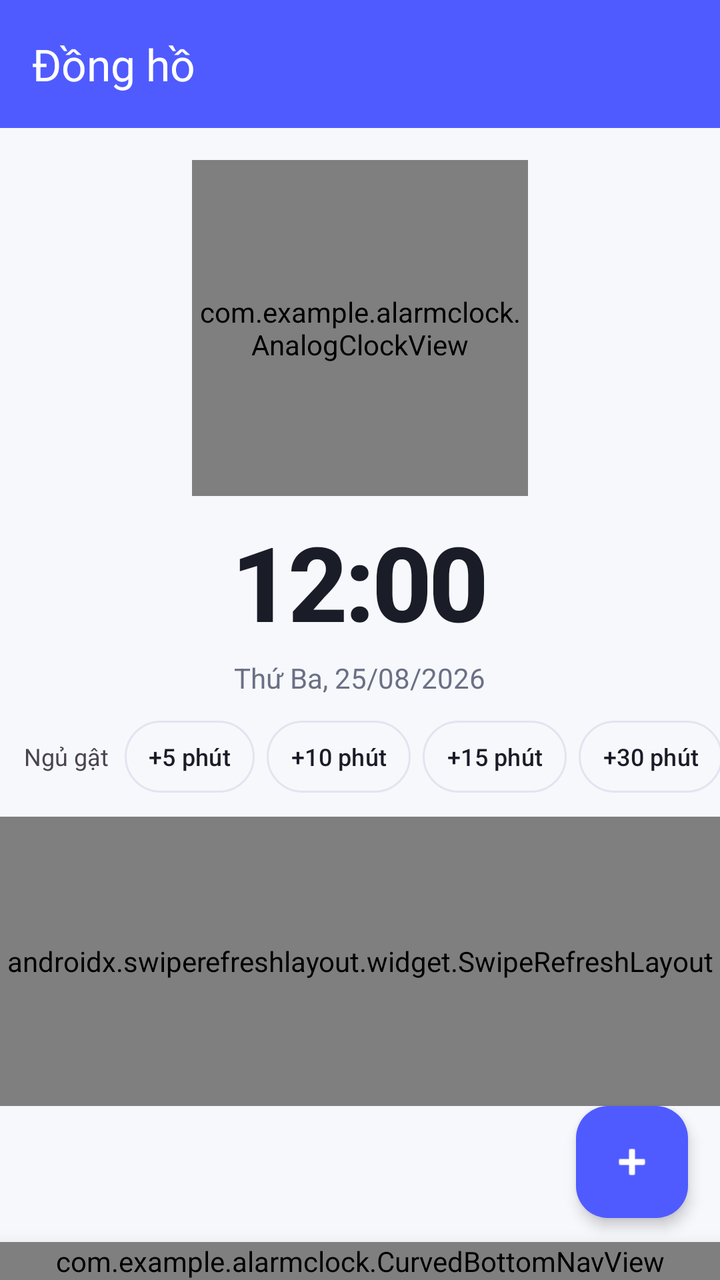
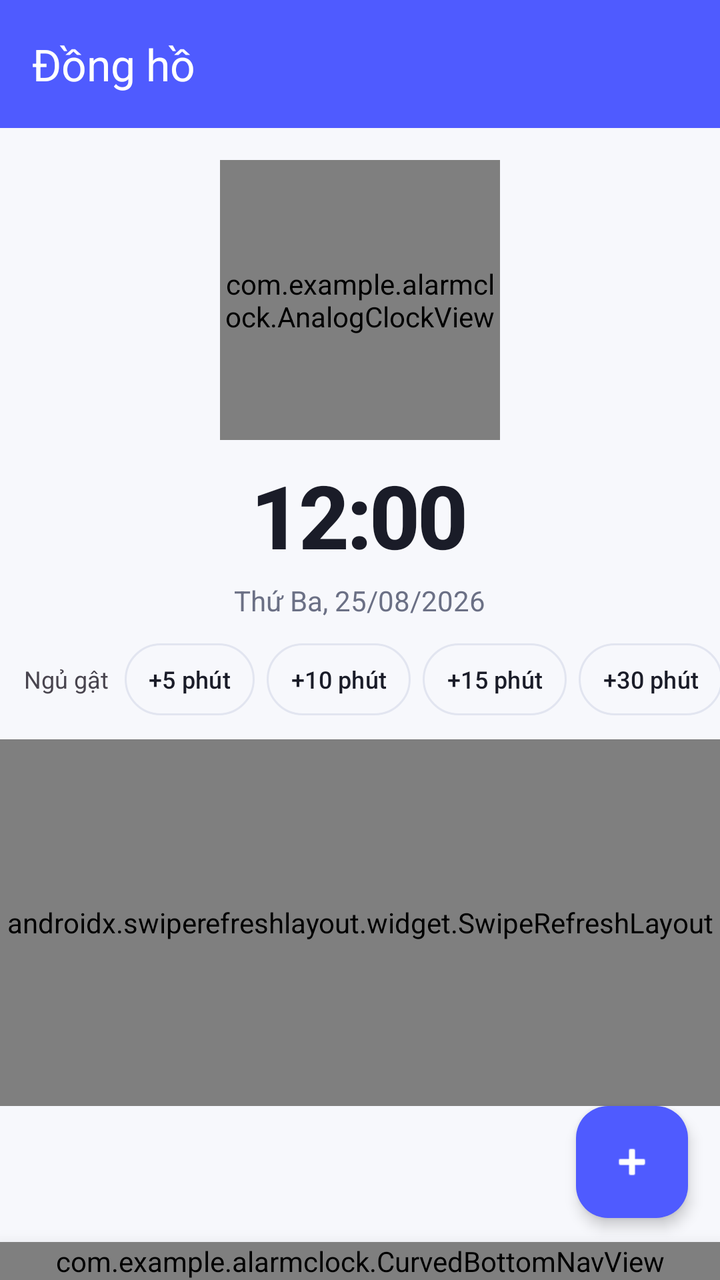

Two renders of the same Android screen: before a commit and after it. Below are the layout's source before the change and the commit's diff.
<!-- AndroidManifest.xml: activity theme Theme.AlarmClock -->
<!-- res/layout/activity_main.xml -->
<?xml version="1.0" encoding="utf-8"?>
<LinearLayout xmlns:android="http://schemas.android.com/apk/res/android"
    xmlns:app="http://schemas.android.com/apk/res-auto"
    android:layout_width="match_parent"
    android:layout_height="match_parent"
    android:orientation="vertical"
    android:background="@color/surface"
    android:clipChildren="false">

    <com.google.android.material.appbar.MaterialToolbar
        android:id="@+id/toolbar"
        android:layout_width="match_parent"
        android:layout_height="?attr/actionBarSize"
        android:background="@color/primary"
        app:title="Đồng hồ"
        app:titleTextColor="@android:color/white" />

    <LinearLayout
        android:layout_width="match_parent"
        android:layout_height="wrap_content"
        android:orientation="vertical"
        android:gravity="center"
        android:paddingTop="16dp"
        android:paddingBottom="8dp">

        <com.example.alarmclock.AnalogClockView
            android:id="@+id/analogClock"
            android:layout_width="168dp"
            android:layout_height="168dp"
            android:layout_marginBottom="8dp" />

        <TextView
            android:id="@+id/tvCurrentTime"
            android:layout_width="wrap_content"
            android:layout_height="wrap_content"
            android:text="12:00"
            android:textSize="52sp"
            android:letterSpacing="-0.03"
            android:fontFamily="sans-serif-medium"
            android:textStyle="bold"
            android:textColor="@color/text_primary" />

        <TextView
            android:id="@+id/tvCurrentDate"
            android:layout_width="wrap_content"
            android:layout_height="wrap_content"
            android:text="Thứ Ba, 25/08/2026"
            android:textSize="14sp"
            android:textColor="@color/text_secondary"
            android:layout_marginTop="4dp" />

        <HorizontalScrollView
            android:layout_width="match_parent"
            android:layout_height="wrap_content"
            android:scrollbars="none"
            android:paddingTop="12dp"
            android:paddingBottom="4dp"
            android:clipToPadding="false"
            android:paddingStart="12dp"
            android:paddingEnd="12dp">
            <LinearLayout
                android:id="@+id/quickAlarmRow"
                android:layout_width="wrap_content"
                android:layout_height="wrap_content"
                android:orientation="horizontal"
                android:gravity="center_vertical">
                <TextView
                    android:layout_width="wrap_content"
                    android:layout_height="wrap_content"
                    android:text="Ngủ gật"
                    android:textSize="12sp"
                    android:textColor="?android:attr/textColorSecondary"
                    android:layout_marginEnd="8dp" />
                <com.google.android.material.button.MaterialButton
                    android:id="@+id/btnQuick5"
                    style="@style/Button.Soft.Outline"
                    android:layout_width="wrap_content"
                    android:layout_height="36dp"
                    android:text="+5 phút"
                    android:textSize="12sp"
                    android:insetTop="0dp"
                    android:insetBottom="0dp"
                    android:minWidth="0dp"
                    android:paddingLeft="12dp"
                    android:paddingRight="12dp"
                    android:layout_marginEnd="6dp" />
                <com.google.android.material.button.MaterialButton
                    android:id="@+id/btnQuick10"
                    style="@style/Button.Soft.Outline"
                    android:layout_width="wrap_content"
                    android:layout_height="36dp"
                    android:text="+10 phút"
                    android:textSize="12sp"
                    android:insetTop="0dp"
                    android:insetBottom="0dp"
                    android:minWidth="0dp"
                    android:paddingLeft="12dp"
                    android:paddingRight="12dp"
                    android:layout_marginEnd="6dp" />
                <com.google.android.material.button.MaterialButton
                    android:id="@+id/btnQuick15"
                    style="@style/Button.Soft.Outline"
                    android:layout_width="wrap_content"
                    android:layout_height="36dp"
                    android:text="+15 phút"
                    android:textSize="12sp"
                    android:insetTop="0dp"
                    android:insetBottom="0dp"
                    android:minWidth="0dp"
                    android:paddingLeft="12dp"
                    android:paddingRight="12dp"
                    android:layout_marginEnd="6dp" />
                <com.google.android.material.button.MaterialButton
                    android:id="@+id/btnQuick30"
                    style="@style/Button.Soft.Outline"
                    android:layout_width="wrap_content"
                    android:layout_height="36dp"
                    android:text="+30 phút"
                    android:textSize="12sp"
                    android:insetTop="0dp"
                    android:insetBottom="0dp"
                    android:minWidth="0dp"
                    android:paddingLeft="12dp"
                    android:paddingRight="12dp" />
            </LinearLayout>
        </HorizontalScrollView>

    </LinearLayout>

    <androidx.swiperefreshlayout.widget.SwipeRefreshLayout
        android:id="@+id/swipeRefresh"
        android:layout_width="match_parent"
        android:layout_height="0dp"
        android:layout_weight="1">
        <FrameLayout
            android:layout_width="match_parent"
            android:layout_height="match_parent">
            <androidx.recyclerview.widget.RecyclerView
                android:id="@+id/recyclerView"
                android:layout_width="match_parent"
                android:layout_height="match_parent"
                android:padding="12dp"
                android:clipToPadding="false"
                android:layoutAnimation="@anim/layout_fall_down" />
            <com.example.alarmclock.ShimmerFrameLayout
                android:id="@+id/shimmer"
                android:layout_width="match_parent"
                android:layout_height="match_parent"
                android:visibility="gone">
                <include layout="@layout/view_shimmer_rows" />
            </com.example.alarmclock.ShimmerFrameLayout>
            <com.example.alarmclock.LoadingAnimationView
                android:id="@+id/loadingAnim"
                android:layout_width="72dp"
                android:layout_height="72dp"
                android:layout_gravity="center"
                android:visibility="gone" />
        </FrameLayout>
    </androidx.swiperefreshlayout.widget.SwipeRefreshLayout>

    <FrameLayout
        android:layout_width="match_parent"
        android:layout_height="wrap_content"
        android:clipChildren="false">
        <com.google.android.material.floatingactionbutton.FloatingActionButton
            android:id="@+id/fabAdd"
            android:layout_width="wrap_content"
            android:layout_height="wrap_content"
            android:layout_gravity="end"
            android:layout_marginEnd="16dp"
            android:layout_marginBottom="12dp"
            android:src="@android:drawable/ic_input_add"
            app:backgroundTint="@color/primary"
            app:tint="@android:color/white"
            app:elevation="4dp"
            app:borderWidth="0dp" />
    </FrameLayout>

    <com.example.alarmclock.CurvedBottomNavView
        android:id="@+id/curvedNav"
        android:layout_width="match_parent"
        android:layout_height="wrap_content"
        android:background="@android:color/transparent"
        android:elevation="16dp" />
</LinearLayout>
<!-- res/layout/view_shimmer_rows.xml (included above) -->
<?xml version="1.0" encoding="utf-8"?>
<LinearLayout xmlns:android="http://schemas.android.com/apk/res/android"
    android:layout_width="match_parent"
    android:layout_height="wrap_content"
    android:orientation="vertical"
    android:padding="12dp">

    <include layout="@layout/view_shimmer_row" />
    <include layout="@layout/view_shimmer_row" />
    <include layout="@layout/view_shimmer_row" />
    <include layout="@layout/view_shimmer_row" />
    <include layout="@layout/view_shimmer_row" />
</LinearLayout>
<!-- res/layout/view_shimmer_row.xml (included above) -->
<?xml version="1.0" encoding="utf-8"?>
<LinearLayout xmlns:android="http://schemas.android.com/apk/res/android"
    android:layout_width="match_parent"
    android:layout_height="wrap_content"
    android:orientation="horizontal"
    android:padding="16dp"
    android:layout_marginBottom="10dp"
    android:background="@drawable/bg_shimmer_card"
    android:gravity="center_vertical">

    <LinearLayout
        android:layout_width="0dp"
        android:layout_height="wrap_content"
        android:layout_weight="1"
        android:orientation="vertical">
        <View
            android:layout_width="160dp"
            android:layout_height="16dp"
            android:background="@drawable/bg_shimmer_bar" />
        <View
            android:layout_width="110dp"
            android:layout_height="12dp"
            android:layout_marginTop="10dp"
            android:background="@drawable/bg_shimmer_bar" />
    </LinearLayout>
    <View
        android:layout_width="72dp"
        android:layout_height="28dp"
        android:background="@drawable/bg_shimmer_bar" />
</LinearLayout>
<!-- resources referenced by this layout -->
<resources>
  <color name="primary">#4F5BFF</color>
  <color name="surface">#F7F8FC</color>
  <color name="text_primary">#1A1C28</color>
  <color name="text_secondary">#6B7085</color>
  <!-- drawable bg_shimmer_bar (drawable) -->
  <?xml version="1.0" encoding="utf-8"?>
  <shape xmlns:android="http://schemas.android.com/apk/res/android" android:shape="rectangle">
      <solid android:color="#D0D4DE" />
      <corners android:radius="6dp" />
  </shape>
  <!-- drawable bg_shimmer_card (drawable) -->
  <?xml version="1.0" encoding="utf-8"?>
  <shape xmlns:android="http://schemas.android.com/apk/res/android" android:shape="rectangle">
      <solid android:color="#E8EAF0" />
      <corners android:radius="12dp" />
  </shape>
  <style name="Button.Soft.Outline" parent="Widget.Material3.Button.OutlinedButton">
          <item name="cornerRadius">20dp</item>
          <item name="android:textAllCaps">false</item>
          <item name="strokeColor">@color/outline</item>
          <item name="android:textColor">@color/text_primary</item>
      </style>
  <style name="Theme.AlarmClock" parent="Theme.Material3.DayNight.NoActionBar">
          <item name="colorPrimary">@color/primary</item>
          <item name="colorPrimaryDark">@color/primary_dark</item>
          <item name="colorPrimaryContainer">@color/primary_container</item>
          <item name="colorOnPrimary">@color/on_primary</item>
          <item name="colorSecondary">@color/secondary</item>
          <item name="colorSecondaryContainer">@color/secondary_container</item>
          <item name="colorSurface">@color/surface</item>
          <item name="colorOnSurface">@color/text_primary</item>
          <item name="android:colorBackground">@color/surface</item>
          <item name="android:statusBarColor">@color/primary</item>
          <item name="android:navigationBarColor">@color/surface</item>
          <item name="android:windowLightNavigationBar">true</item>
          <item name="android:windowAnimationStyle">@style/WindowFadeThrough</item>
          <item name="materialCardViewStyle">@style/Card.Soft</item>
          <item name="materialButtonStyle">@style/Button.Soft</item>
      </style>
  <color name="outline">#E2E5F0</color>
  <color name="primary_dark">#3A45D9</color>
  <color name="primary_container">#E8EAFF</color>
  <color name="on_primary">#FFFFFF</color>
  <color name="secondary">#7C5CFF</color>
  <color name="secondary_container">#F0EBFF</color>
  <style name="WindowFadeThrough">
          <item name="android:activityOpenEnterAnimation">@anim/fade_through_enter</item>
          <item name="android:activityOpenExitAnimation">@anim/fade_through_exit</item>
          <item name="android:activityCloseEnterAnimation">@anim/fade_through_enter</item>
          <item name="android:activityCloseExitAnimation">@anim/fade_through_exit</item>
      </style>
  <style name="Card.Soft" parent="Widget.Material3.CardView.Elevated">
          <item name="cardCornerRadius">22dp</item>
          <item name="cardElevation">0dp</item>
          <item name="strokeWidth">1dp</item>
          <item name="strokeColor">@color/outline</item>
          <item name="cardBackgroundColor">@color/surface_card</item>
      </style>
  <style name="Button.Soft" parent="Widget.Material3.Button">
          <item name="cornerRadius">16dp</item>
          <item name="android:textAllCaps">false</item>
          <item name="backgroundTint">@color/primary</item>
      </style>
  <color name="surface_card">#FFFFFF</color>
</resources>

<!-- the commit's change to res/layout/activity_main.xml (unified diff, before → after) -->
@@ -25,8 +25,8 @@
 
         <com.example.alarmclock.AnalogClockView
             android:id="@+id/analogClock"
-            android:layout_width="168dp"
-            android:layout_height="168dp"
+            android:layout_width="140dp"
+            android:layout_height="140dp"
             android:layout_marginBottom="8dp" />
 
         <TextView
@@ -34,7 +34,7 @@
             android:layout_width="wrap_content"
             android:layout_height="wrap_content"
             android:text="12:00"
-            android:textSize="52sp"
+            android:textSize="44sp"
             android:letterSpacing="-0.03"
             android:fontFamily="sans-serif-medium"
             android:textStyle="bold"
@@ -139,9 +139,9 @@
                 android:id="@+id/recyclerView"
                 android:layout_width="match_parent"
                 android:layout_height="match_parent"
-                android:padding="12dp"
+                android:padding="14dp"
                 android:clipToPadding="false"
-                android:layoutAnimation="@anim/layout_fall_down" />
+                 />
             <com.example.alarmclock.ShimmerFrameLayout
                 android:id="@+id/shimmer"
                 android:layout_width="match_parent"
